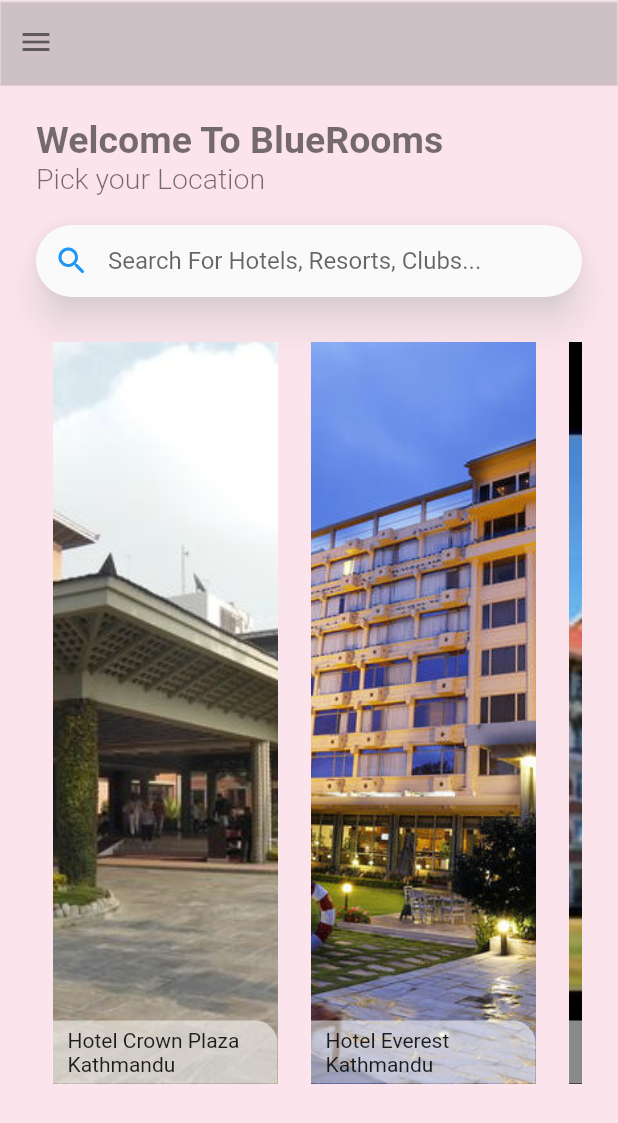
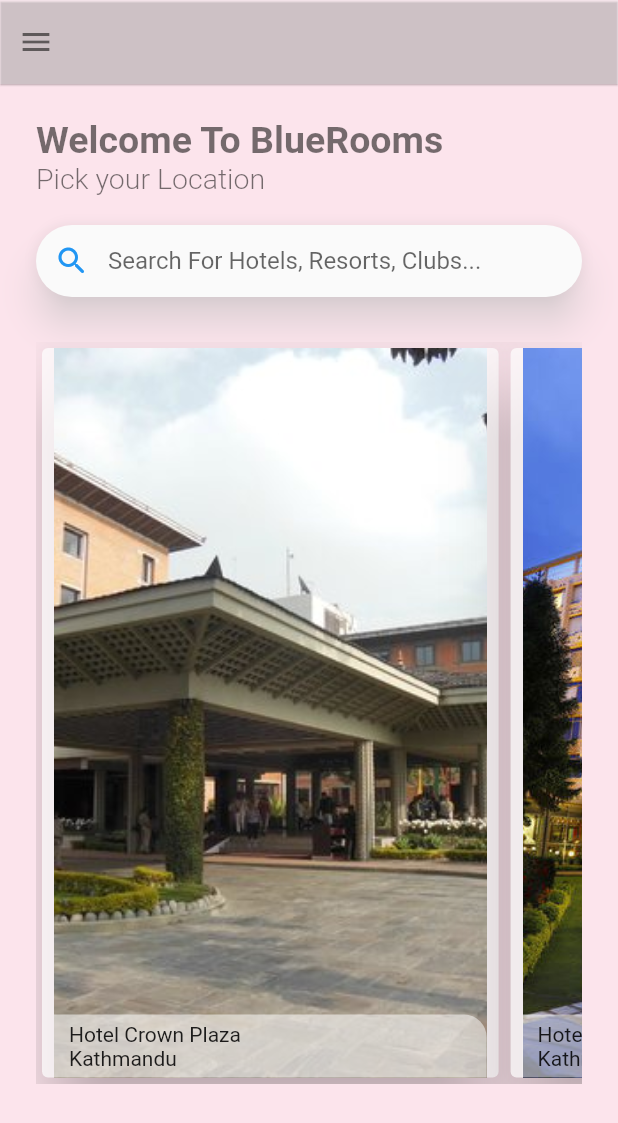
Before and after one commit to Shreedhar73/The-Blue-Rooms, a Flutter app: the screen it shows after launch, on a phone screen of 412 x 824 dp. Shown: the top 1123 px of the screen. Run offline on Flutter 3.47's test engine with Material 2 defaults, Android fonts, the phone set to English and light mode, and no system bars.

```diff
--- a/lib/Pages/Home.dart
+++ b/lib/Pages/Home.dart
@@ -1,3 +1,4 @@
+import 'package:flutter/cupertino.dart';
 import 'package:flutter/material.dart';
 import 'package:hotel_booking/Pages/Details.dart';
 import 'package:hotel_booking/global.dart';
@@ -89,9 +90,13 @@ _buildAppBar(BuildContext context) {
                           builder: (context) => DetailsPage(id : i),
                       )
                       ),
+                      child: Card(
+                        color: Colors.white70,
+                        elevation: 20.0,
+
                         child: Container(
-                        width: 150,
-                        margin: const EdgeInsets.symmetric(horizontal: 11.0),
+                          width: MediaQuery.of(context).size.width * 0.7,
+                          margin: const EdgeInsets.symmetric(horizontal: 8.0),
                           child: Stack(
                             children: <Widget>[
                               Positioned.fill(
@@ -121,6 +126,7 @@ _buildAppBar(BuildContext context) {
                             ],
                           ),
                         ),
+                      ),
 
 
                     );
```
Also changed, not shown: lib/Pages/Details.dart (+43 -1 lines). Lines whose indentation alone changed are shown as unchanged.
